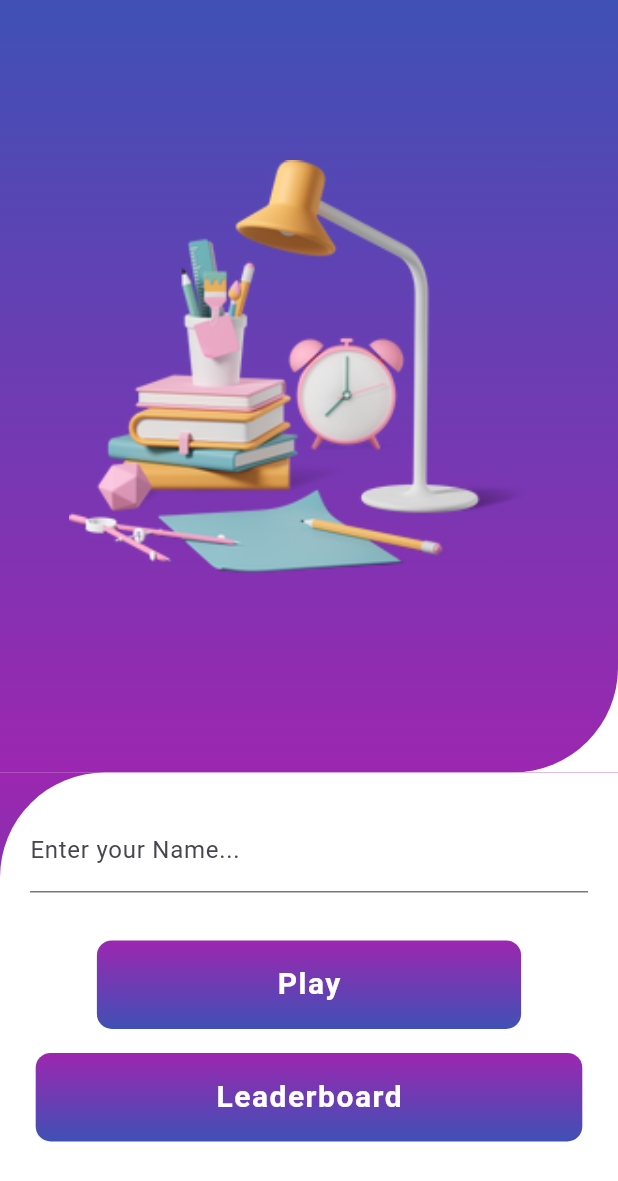
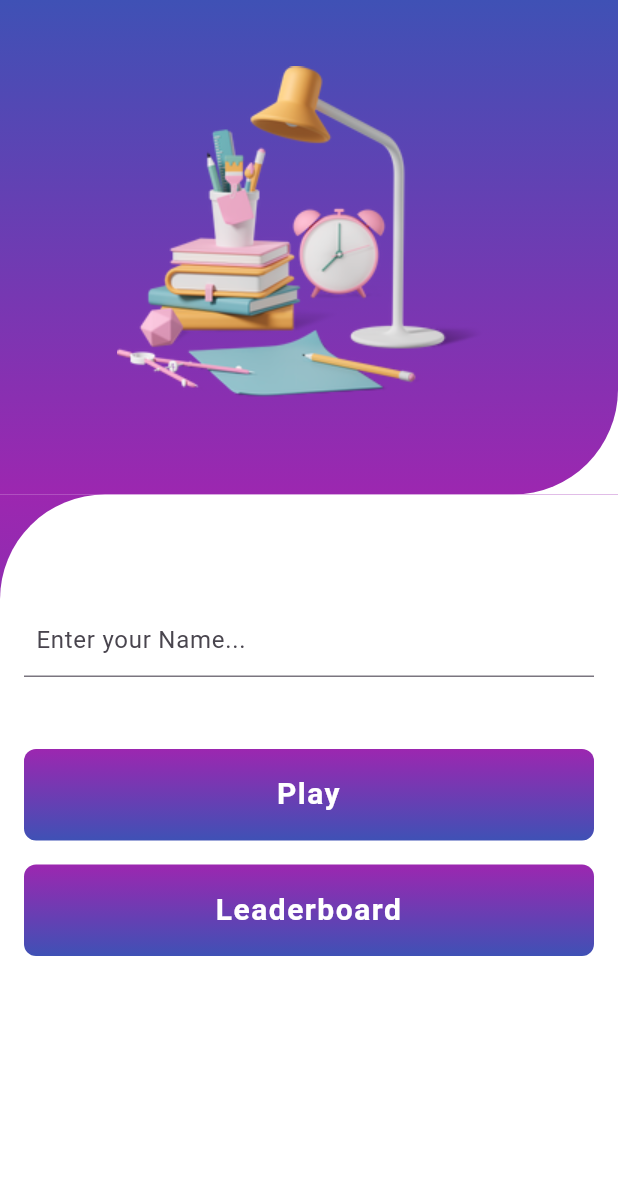
Before and after one commit to elsayed-a-eltaweel/quizizz_app, a Flutter app: the screen it shows after launch, on a phone screen of 412 x 824 dp. Shown: the top 1181 px of the screen. Run offline on Flutter 3.47's test engine with Material 3 defaults, Android fonts, the phone set to English and light mode, and no system bars; our stand-ins replace flutter_dotenv, get, supabase_flutter; accounts and stored records are empty.

Commit message:
refactor: home page

```diff
--- a/lib/main.dart
+++ b/lib/main.dart
@@ -1,5 +1,6 @@
 import 'package:flutter/material.dart';
 import 'package:flutter_dotenv/flutter_dotenv.dart';
+import 'package:get/get.dart';
 import 'package:quizizz_app/presentation/pages/home_page.dart';
 import 'package:supabase_flutter/supabase_flutter.dart';
 
@@ -24,7 +25,7 @@ class MyApp extends StatelessWidget {
 
   @override
   Widget build(BuildContext context) {
-    return MaterialApp(
+    return GetMaterialApp(
         debugShowCheckedModeBanner: false,
         title: 'Quizizz App',
         theme: ThemeData(
--- a/lib/presentation/pages/home_page.dart
+++ b/lib/presentation/pages/home_page.dart
@@ -1,5 +1,7 @@
 import 'package:flutter/material.dart';
+import 'package:get/get.dart';
 import 'package:quizizz_app/presentation/widgets/gradinet_button.dart';
+// import 'package:get/get_core/src/get_main.dart';
 
 class HomePage extends StatelessWidget {
   const HomePage({super.key});
@@ -7,24 +9,17 @@ class HomePage extends StatelessWidget {
   @override
   Widget build(BuildContext context) {
     return Material(
-      child: Container(
-        width: MediaQuery.of(context).size.width,
-        height: MediaQuery.of(context).size.height,
       child: Stack(
         children: [
-            Stack(
-              children: [
           Container(
-                  width: MediaQuery.of(context).size.width,
-                  height: MediaQuery.of(context).size.height / 1.6,
-                  decoration: BoxDecoration(
+            width: Get.width,
+            height: Get.height / (100 / 40),
             color: Colors.white,
           ),
-                ),
           Container(
-                  width: MediaQuery.of(context).size.width,
-                  height: MediaQuery.of(context).size.height / 1.6,
-                  decoration: BoxDecoration(
+            width: Get.width,
+            height: Get.height / (100 / 40),
+            decoration: const BoxDecoration(
               gradient: LinearGradient(
                 begin: Alignment.topCenter,
                 end: Alignment.bottomCenter,
@@ -40,18 +35,15 @@ class HomePage extends StatelessWidget {
             child: Center(
               child: Image.asset(
                 "assets/images/books.png",
-                      scale: 0.8,
               ),
             ),
-                ),
-              ],
           ),
           Align(
             alignment: Alignment.bottomCenter,
             child: Container(
-                width: MediaQuery.of(context).size.width,
-                height: MediaQuery.of(context).size.height / 2.666,
-                decoration: BoxDecoration(
+              width: Get.width,
+              height: Get.height / (100 / 60),
+              decoration: const BoxDecoration(
                 gradient: LinearGradient(
                   begin: Alignment.topCenter,
                   end: Alignment.bottomCenter,
@@ -66,34 +58,34 @@ class HomePage extends StatelessWidget {
           Align(
             alignment: Alignment.bottomCenter,
             child: Container(
-                width: MediaQuery.of(context).size.width,
-                height: MediaQuery.of(context).size.height / 2.666,
-                padding: EdgeInsets.only(top: 4, bottom: 30),
-                decoration: BoxDecoration(
+              width: Get.width,
+              height: Get.height / (100 / 60),
+              decoration: const BoxDecoration(
                 color: Colors.white,
                 borderRadius: BorderRadius.only(
                   topLeft: Radius.circular(70),
                 ),
               ),
+              child: Padding(
+                padding: const EdgeInsets.all(16),
                 child: Column(
                   children: [
-                    const Padding(
-                        padding: EdgeInsets.all(20.0),
-                        child: TextField(
+                    SizedBox(height: Get.height / (100 / 7)),
+                    const TextField(
                       decoration: InputDecoration(
-                              border: UnderlineInputBorder(),
-                              labelText: 'Enter your Name...'),
-                        )),
-                    const SizedBox(height: 12),
+                        labelText: 'Enter your Name...',
+                        contentPadding: EdgeInsets.symmetric(horizontal: 8),
+                      ),
+                    ),
+                    const SizedBox(height: 32),
                     GradientButton(buttonText: 'Play', onTap: () {}),
-                    const SizedBox(height: 16),
                     GradientButton(buttonText: 'Leaderboard', onTap: () {})
                   ],
                 ),
               ),
             ),
+          ),
         ],
-        ),
       ),
     );
   }
--- a/lib/presentation/widgets/gradinet_button.dart
+++ b/lib/presentation/widgets/gradinet_button.dart
@@ -1,4 +1,5 @@
 import 'package:flutter/material.dart';
+import 'package:get/get.dart';
 
 class GradientButton extends StatelessWidget {
   final String buttonText;
@@ -9,9 +10,11 @@ class GradientButton extends StatelessWidget {
   @override
   Widget build(BuildContext context) {
     return Container(
-      padding: const EdgeInsets.symmetric(vertical: 15, horizontal: 120),
+      width: Get.width,
+      margin: const EdgeInsets.only(top: 16),
+      padding: const EdgeInsets.symmetric(vertical: 16, horizontal: 16),
       decoration: BoxDecoration(
-        borderRadius: BorderRadius.circular(10),
+        borderRadius: BorderRadius.circular(8),
         gradient: const LinearGradient(
           begin: Alignment.topCenter,
           end: Alignment.bottomCenter,
@@ -25,6 +28,7 @@ class GradientButton extends StatelessWidget {
         onTap: onTap,
         child: Text(
           buttonText,
+          textAlign: TextAlign.center,
           style: const TextStyle(
             fontSize: 20,
             color: Colors.white,
--- a/pubspec.yaml
+++ b/pubspec.yaml
@@ -37,6 +37,7 @@ dependencies:
   cupertino_icons: ^1.0.8
   supabase_flutter: ^2.8.0
   flutter_dotenv: ^5.1.0
+  get: ^4.6.6
 
 dev_dependencies:
   flutter_test:
```
Also changed, not shown: pubspec.lock. Lines whose indentation alone changed are shown as unchanged.
